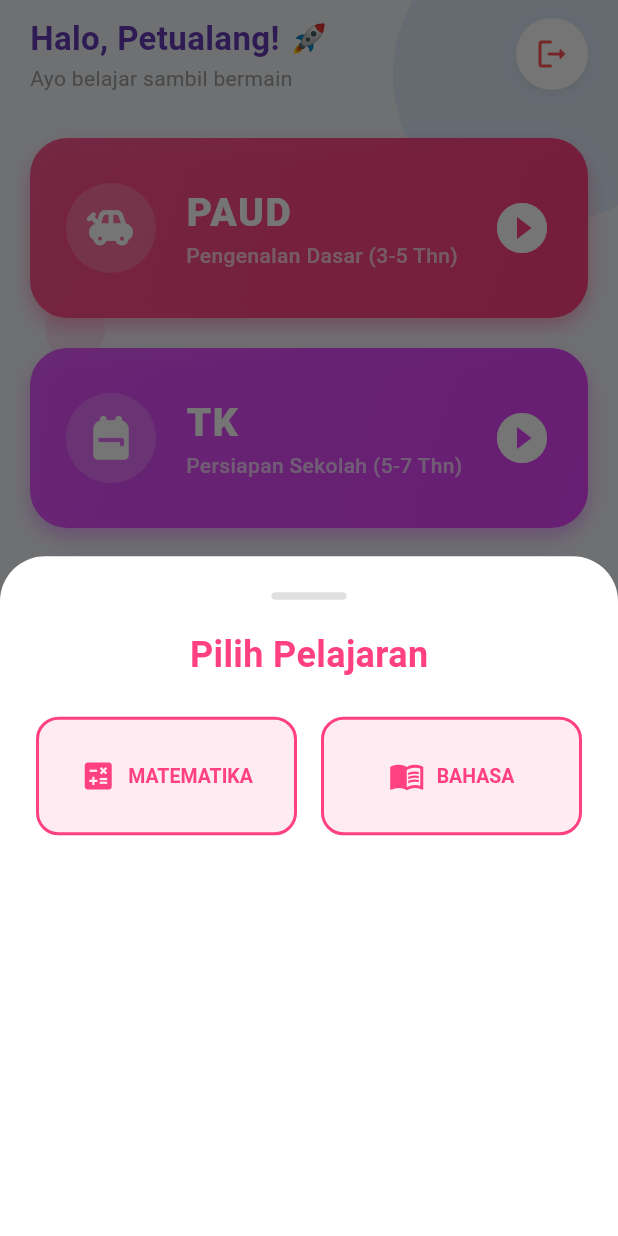
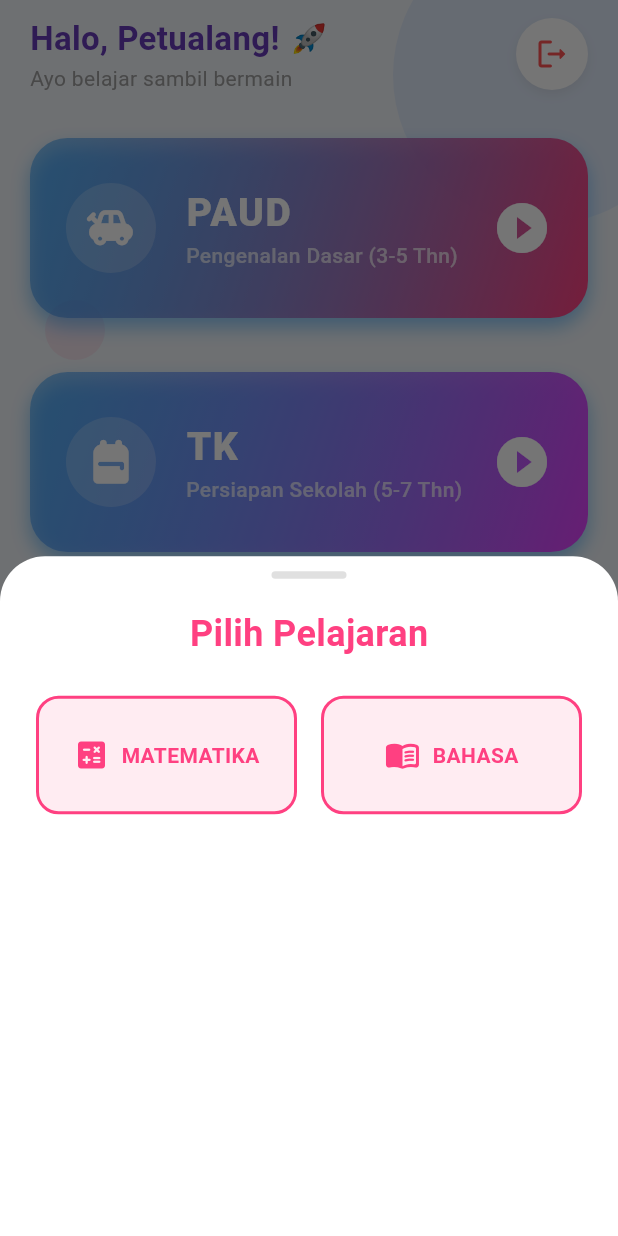
Before and after one commit to pejuangsejati22-cmd/anak_pintar, a Flutter app: the HomeScreen screen opened directly, after a tap on "PAUD", on a phone screen of 412 x 824 dp. Run offline on Flutter 3.47's test engine with Material 3 defaults, Android fonts, the phone set to English and light mode, and no system bars; our stand-ins replace sqflite; accounts and stored records are empty; Roboto replaces fonts that are missing (Arial Rounded MT Bold).

Commit message:
add file

```diff
--- a/lib/screens/home_screen.dart
+++ b/lib/screens/home_screen.dart
@@ -1,6 +1,6 @@
 import 'package:flutter/material.dart';
 import '../services/mock_auth_service.dart';
-import '../data/question_bank.dart'; // Pastikan nama file ini sesuai (question_data.dart)
+import '../data/question_bank.dart';
 import '../models/question_model.dart';
 import '../widgets/level_card.dart';
 import 'quiz_screen.dart';
@@ -9,10 +9,36 @@ import 'login_screen.dart';
 class HomeScreen extends StatelessWidget {
   const HomeScreen({super.key});
 
+  // --- DATA LEVEL (Konfigurasi Menu) ---
+  final List<Map<String, dynamic>> _levels = const [
+    {
+      'title': "PAUD",
+      'subtitle': "Pengenalan Dasar (3-5 Thn)",
+      'level': Level.paud,
+      'color': Colors.pinkAccent,
+      'icon': Icons.toys_rounded,
+    },
+    {
+      'title': "TK",
+      'subtitle': "Persiapan Sekolah (5-7 Thn)",
+      'level': Level.tk,
+      'color': Colors.purpleAccent,
+      'icon': Icons.backpack_rounded,
+    },
+    {
+      'title': "SD / MI",
+      'subtitle': "Sekolah Dasar (7-12 Thn)",
+      'level': Level.sd,
+      'color': Colors.blueAccent,
+      'icon': Icons.school_rounded,
+    },
+  ];
+
   // --- LOGIKA LOGOUT ---
   void _handleLogout(BuildContext context) {
     showDialog(
       context: context,
+      barrierDismissible: false,
       builder: (ctx) => AlertDialog(
         shape: RoundedRectangleBorder(borderRadius: BorderRadius.circular(20)),
         title: const Column(
@@ -28,11 +54,10 @@ class HomeScreen extends StatelessWidget {
         ),
         actionsAlignment: MainAxisAlignment.center,
         actions: [
-          // Tombol Batal
           ElevatedButton(
             onPressed: () => Navigator.pop(ctx),
             style: ElevatedButton.styleFrom(
-              backgroundColor: Colors.grey[300],
+              backgroundColor: Colors.grey[200],
               foregroundColor: Colors.black87,
               elevation: 0,
               shape: RoundedRectangleBorder(borderRadius: BorderRadius.circular(10)),
@@ -40,23 +65,20 @@ class HomeScreen extends StatelessWidget {
             child: const Text("Tidak"),
           ),
           const SizedBox(width: 10),
-          // Tombol Ya (Logout)
           ElevatedButton(
             onPressed: () {
-              Navigator.pop(ctx); // Tutup Dialog
-
-              // 1. Panggil Service Logout
+              Navigator.pop(ctx);
               MockAuthService.logout();
-
-              // 2. Kembali ke Login Screen & Hapus semua riwayat halaman sebelumnya
               Navigator.pushAndRemoveUntil(
                 context,
                 MaterialPageRoute(builder: (context) => const LoginScreen()),
-                (route) => false, // Syarat: Hapus semua rute
+                (route) => false,
               );
             },
             style: ElevatedButton.styleFrom(
               backgroundColor: Colors.redAccent,
+              foregroundColor: Colors.white,
+              elevation: 2,
               shape: RoundedRectangleBorder(borderRadius: BorderRadius.circular(10)),
             ),
             child: const Text("Ya, Keluar"),
@@ -69,96 +91,36 @@ class HomeScreen extends StatelessWidget {
   @override
   Widget build(BuildContext context) {
     return Scaffold(
-      // Stack untuk menumpuk background dekorasi dengan konten
       body: Stack(
         children: [
-          _buildBackground(), // 1. Background Dekoratif
+          const _BuildBackground(),
           SafeArea(
             child: Column(
               crossAxisAlignment: CrossAxisAlignment.stretch,
               children: [
-                // --- HEADER & APPBAR ---
-                Padding(
-                  padding: const EdgeInsets.symmetric(horizontal: 20, vertical: 10),
-                  child: Row(
-                    mainAxisAlignment: MainAxisAlignment.spaceBetween,
-                    children: [
-                      // Kolom Teks Sapaan
-                      Column(
-                        crossAxisAlignment: CrossAxisAlignment.start,
-                        children: [
-                          Text(
-                            "Halo, ${MockAuthService.userName}! 🚀",
-                            style: const TextStyle(
-                              fontSize: 22,
-                              fontWeight: FontWeight.bold,
-                              color: Colors.deepPurple,
-                              fontFamily: 'Arial Rounded MT Bold',
-                            ),
-                          ),
-                          const Text(
-                            "Ayo belajar sambil bermain",
-                            style: TextStyle(fontSize: 14, color: Colors.grey),
-                          ),
-                        ],
-                      ),
-
-                      // TOMBOL LOGOUT (ICON)
-                      Container(
-                        decoration: BoxDecoration(
-                          color: Colors.white,
-                          shape: BoxShape.circle,
-                          boxShadow: [
-                            BoxShadow(
-                              color: Colors.grey.withOpacity(0.2),
-                              blurRadius: 5,
-                              offset: const Offset(0, 3),
-                            )
-                          ]
-                        ),
-                        child: IconButton(
-                          icon: const Icon(Icons.logout_rounded, color: Colors.redAccent),
-                          tooltip: "Keluar Akun",
-                          onPressed: () => _handleLogout(context),
-                        ),
-                      ),
-                    ],
-                  ),
-                ),
-
+                _buildHeader(context),
                 const SizedBox(height: 10),
 
-                // List Level (PAUD, TK, SD)
+                // --- LIST LEVEL ---
                 Expanded(
-                  child: ListView(
+                  child: ListView.separated(
                     padding: const EdgeInsets.symmetric(horizontal: 20, vertical: 10),
-                    children: [
-                      LevelCard(
-                        title: "PAUD",
-                        subtitle: "Pengenalan Dasar (3-5 Thn)",
-                        color: Colors.pinkAccent,
-                        icon: Icons.toys_rounded,
-                        onTap: () => _showSubjectSelector(context, Level.paud, Colors.pinkAccent),
+                    itemCount: _levels.length,
+                    separatorBuilder: (ctx, index) => const SizedBox(height: 16),
+                    itemBuilder: (context, index) {
+                      final data = _levels[index];
+                      return LevelCard(
+                        title: data['title'],
+                        subtitle: data['subtitle'],
+                        color: data['color'],
+                        icon: data['icon'],
+                        onTap: () => _showSubjectSelector(
+                          context,
+                          data['level'],
+                          data['color']
                         ),
-
-                      LevelCard(
-                        title: "TK",
-                        subtitle: "Persiapan Sekolah (5-7 Thn)",
-                        color: Colors.purpleAccent,
-                        icon: Icons.backpack_rounded,
-                        onTap: () => _showSubjectSelector(context, Level.tk, Colors.purpleAccent),
-                      ),
-
-                      LevelCard(
-                        title: "SD / MI",
-                        subtitle: "Sekolah Dasar (7-12 Thn)",
-                        color: Colors.blueAccent,
-                        icon: Icons.school_rounded,
-                        onTap: () => _showSubjectSelector(context, Level.sd, Colors.blueAccent),
-                      ),
-
-                      const SizedBox(height: 20),
-                    ],
+                      );
+                    },
                   ),
                 ),
               ],
@@ -169,32 +131,62 @@ class HomeScreen extends StatelessWidget {
     );
   }
 
-  // Widget Background Bubble
-  Widget _buildBackground() {
-    return Container(
-      color: const Color(0xFFF0F4F8),
-      child: Stack(
+  // Header Widget
+  Widget _buildHeader(BuildContext context) {
+    return Padding(
+      padding: const EdgeInsets.symmetric(horizontal: 20, vertical: 10),
+      child: Row(
+        mainAxisAlignment: MainAxisAlignment.spaceBetween,
         children: [
-          Positioned(
-            top: -50, right: -50,
-            child: CircleAvatar(radius: 100, backgroundColor: Colors.blueAccent.withOpacity(0.1)),
+          Expanded(
+            child: Column(
+              crossAxisAlignment: CrossAxisAlignment.start,
+              children: [
+                Text(
+                  "Halo, ${MockAuthService.userName}! 🚀",
+                  style: const TextStyle(
+                    fontSize: 22,
+                    fontWeight: FontWeight.bold,
+                    color: Colors.deepPurple,
+                    fontFamily: 'Arial Rounded MT Bold',
+                    fontFamilyFallback: ['Roboto', 'sans-serif'],
                   ),
-          Positioned(
-            bottom: -50, left: -50,
-            child: CircleAvatar(radius: 100, backgroundColor: Colors.orangeAccent.withOpacity(0.1)),
+                  overflow: TextOverflow.ellipsis,
                 ),
-          Positioned(
-            top: 200, left: 30,
-            child: CircleAvatar(radius: 20, backgroundColor: Colors.pinkAccent.withOpacity(0.1)),
+                const Text(
+                  "Ayo belajar sambil bermain",
+                  style: TextStyle(fontSize: 14, color: Colors.grey),
+                ),
+              ],
+            ),
+          ),
+          Container(
+            margin: const EdgeInsets.only(left: 10),
+            decoration: BoxDecoration(
+              color: Colors.white,
+              shape: BoxShape.circle,
+              boxShadow: [
+                BoxShadow(
+                  // PERBAIKAN: Menggunakan withValues
+                  color: Colors.grey.withValues(alpha: 0.2),
+                  blurRadius: 5,
+                  offset: const Offset(0, 3),
+                )
+              ],
+            ),
+            child: IconButton(
+              icon: const Icon(Icons.logout_rounded, color: Colors.redAccent),
+              tooltip: "Keluar Akun",
+              onPressed: () => _handleLogout(context),
+            ),
           ),
         ],
       ),
     );
   }
 
-  // Logic Memilih Pelajaran (MODAL BOTTOM SHEET)
+  // Logic Memilih Pelajaran
   void _showSubjectSelector(BuildContext context, Level level, Color color) {
-    // Filter mata pelajaran yang tersedia untuk level ini
     final availableSubjects = questionBank
         .where((q) => q.level == level)
         .map((q) => q.subject)
@@ -206,20 +198,22 @@ class HomeScreen extends StatelessWidget {
       backgroundColor: Colors.transparent,
       isScrollControlled: true,
       builder: (ctx) => Container(
-        height: MediaQuery.of(context).size.height * 0.55, // Tinggi modal
+        height: MediaQuery.of(context).size.height * 0.55,
         decoration: const BoxDecoration(
           color: Colors.white,
           borderRadius: BorderRadius.vertical(top: Radius.circular(30)),
         ),
-        padding: const EdgeInsets.all(24),
+        padding: const EdgeInsets.fromLTRB(24, 10, 24, 24),
         child: Column(
           children: [
-            // Garis Handle kecil di atas
             Container(
               width: 50, height: 5,
-              decoration: BoxDecoration(color: Colors.grey[300], borderRadius: BorderRadius.circular(10)),
+              margin: const EdgeInsets.only(bottom: 20),
+              decoration: BoxDecoration(
+                color: Colors.grey[300],
+                borderRadius: BorderRadius.circular(10)
               ),
-            const SizedBox(height: 20),
+            ),
 
             Text(
               "Pilih Pelajaran",
@@ -229,13 +223,20 @@ class HomeScreen extends StatelessWidget {
 
             Expanded(
               child: availableSubjects.isEmpty
-              ? const Center(child: Text("Belum ada soal untuk kategori ini."))
+              ? Column(
+                  mainAxisAlignment: MainAxisAlignment.center,
+                  children: [
+                    Icon(Icons.folder_off_rounded, size: 50, color: Colors.grey[300]),
+                    const SizedBox(height: 10),
+                    const Text("Belum ada soal tersedia.", style: TextStyle(color: Colors.grey)),
+                  ],
+                )
               : GridView.builder(
                   gridDelegate: const SliverGridDelegateWithFixedCrossAxisCount(
-                    crossAxisCount: 2, // 2 Tombol per baris
+                    crossAxisCount: 2,
                     crossAxisSpacing: 16,
                     mainAxisSpacing: 16,
-                    childAspectRatio: 2.2, // Perbandingan lebar:tinggi tombol
+                    childAspectRatio: 2.2,
                   ),
                   itemCount: availableSubjects.length,
                   itemBuilder: (context, index) {
@@ -249,67 +250,109 @@ class HomeScreen extends StatelessWidget {
     );
   }
 
-  // Tombol Subject (Matematika, dll)
+  // Tombol Subject
   Widget _buildSubjectButton(BuildContext context, Subject subject, Level level, Color color) {
     String label = subject.name.toUpperCase();
-    IconData icon;
 
-    // Tentukan Ikon berdasarkan Mapel
-    switch (subject) {
-      case Subject.matematika: icon = Icons.calculate; break;
-      case Subject.bahasa: icon = Icons.menu_book; break;
-      case Subject.ipa: icon = Icons.science; break;
-      case Subject.ips: icon = Icons.public; break;
-      default: icon = Icons.star;
+    final iconMap = {
+      Subject.matematika: Icons.calculate_rounded,
+      Subject.bahasa: Icons.menu_book_rounded,
+      Subject.ipa: Icons.science_rounded,
+      Subject.ips: Icons.public_rounded,
+    };
+
+    IconData icon = iconMap[subject] ?? Icons.star_rounded;
+
+    return Material(
+      color: Colors.transparent,
+      child: InkWell(
+        onTap: () {
+          Navigator.pop(context);
+          _navigateToQuiz(context, level, subject, label);
+        },
+        borderRadius: BorderRadius.circular(15),
+        // PERBAIKAN: Menggunakan withValues
+        splashColor: color.withValues(alpha: 0.3),
+        child: Container(
+          decoration: BoxDecoration(
+            // PERBAIKAN: Menggunakan withValues
+            color: color.withValues(alpha: 0.1),
+            borderRadius: BorderRadius.circular(15),
+            border: Border.all(color: color, width: 2),
+          ),
+          padding: const EdgeInsets.symmetric(horizontal: 10),
+          child: Row(
+            mainAxisAlignment: MainAxisAlignment.center,
+            children: [
+              Icon(icon, size: 24, color: color),
+              const SizedBox(width: 8),
+              Flexible(
+                child: FittedBox(
+                  fit: BoxFit.scaleDown,
+                  child: Text(
+                    label,
+                    style: TextStyle(
+                      fontWeight: FontWeight.bold,
+                      fontSize: 14,
+                      color: color
+                    ),
+                  ),
+                ),
+              ),
+            ],
+          ),
+        ),
+      ),
+    );
   }
 
-    return ElevatedButton(
-      style: ElevatedButton.styleFrom(
-        backgroundColor: color.withOpacity(0.1), // Background transparan pudar
-        foregroundColor: color, // Warna Teks & Icon
-        elevation: 0,
-        side: BorderSide(color: color, width: 2), // Garis pinggir
-        shape: RoundedRectangleBorder(borderRadius: BorderRadius.circular(15)),
-        padding: const EdgeInsets.symmetric(horizontal: 10),
-      ),
-      onPressed: () {
-        Navigator.pop(context); // Tutup Modal dulu
-
-        // 1. Filter Soal sesuai Level & Mapel yang dipilih
+  void _navigateToQuiz(BuildContext context, Level level, Subject subject, String title) {
     final filteredQuestions = questionBank.where((q) {
       return q.level == level && q.subject == subject;
     }).toList();
 
-        // 2. Validasi apakah soal ada
     if (filteredQuestions.isEmpty) {
       ScaffoldMessenger.of(context).showSnackBar(
-            const SnackBar(content: Text("Soal belum tersedia untuk saat ini.")),
+        const SnackBar(content: Text("Soal sedang dalam perbaikan/update.")),
       );
     } else {
-          // 3. Navigasi ke QuizScreen
       Navigator.push(
         context,
         MaterialPageRoute(
           builder: (context) => QuizScreen(
             questions: filteredQuestions,
-                categoryName: label, // Kirim Nama Mapel untuk judul
+            categoryName: title,
           ),
         ),
       );
     }
-      },
-      child: Row(
-        mainAxisAlignment: MainAxisAlignment.center,
+  }
+}
+
+// --- WIDGET BACKGROUND ---
+class _BuildBackground extends StatelessWidget {
+  const _BuildBackground();
+
+  @override
+  Widget build(BuildContext context) {
+    return Container(
+      color: const Color(0xFFF0F4F8),
+      child: Stack(
         children: [
-          Icon(icon, size: 24),
-          const SizedBox(width: 8),
-          Flexible(
-            child: Text(
-              label,
-              style: const TextStyle(fontWeight: FontWeight.bold, fontSize: 13),
-              overflow: TextOverflow.ellipsis,
-              maxLines: 1,
+          Positioned(
+            top: -50, right: -50,
+            // PERBAIKAN: Menggunakan withValues
+            child: CircleAvatar(radius: 100, backgroundColor: Colors.blueAccent.withValues(alpha: 0.1)),
           ),
+          Positioned(
+            bottom: -50, left: -50,
+            // PERBAIKAN: Typo (0.) diperbaiki jadi 0.1 dan menggunakan withValues
+            child: CircleAvatar(radius: 100, backgroundColor: Colors.orangeAccent.withValues(alpha: 0.1)),
+          ),
+          Positioned(
+            top: 200, left: 30,
+            // PERBAIKAN: Menggunakan withValues
+            child: CircleAvatar(radius: 20, backgroundColor: Colors.pinkAccent.withValues(alpha: 0.1)),
           ),
         ],
       ),
--- a/lib/widgets/level_card.dart
+++ b/lib/widgets/level_card.dart
@@ -25,7 +25,8 @@ class LevelCard extends StatelessWidget {
         borderRadius: BorderRadius.circular(25),
         boxShadow: [
           BoxShadow(
-            color: color.withOpacity(0.4), // Bayangan berwarna sesuai kartu
+            // Sudah benar menggunakan withValues
+            color: Colors.blue.withValues(alpha: 0.5),
             blurRadius: 10,
             offset: const Offset(0, 6),
           ),
@@ -41,7 +42,8 @@ class LevelCard extends StatelessWidget {
             decoration: BoxDecoration(
               borderRadius: BorderRadius.circular(25),
               gradient: LinearGradient(
-                colors: [color.withOpacity(0.85), color],
+                // Sudah benar menggunakan withValues
+                colors: [Colors.blue.withValues(alpha: 0.5), color],
                 begin: Alignment.topLeft,
                 end: Alignment.bottomRight,
               ),
@@ -55,7 +57,8 @@ class LevelCard extends StatelessWidget {
                     width: 60,
                     height: 60,
                     decoration: BoxDecoration(
-                      color: Colors.white.withOpacity(0.2), // Putih transparan
+                      // PERBAIKAN: Mengganti withOpacity menjadi withValues
+                      color: Colors.white.withValues(alpha: 0.2),
                       shape: BoxShape.circle,
                     ),
                     child: Icon(icon, size: 35, color: Colors.white),
@@ -76,6 +79,8 @@ class LevelCard extends StatelessWidget {
                             fontWeight: FontWeight.w900,
                             color: Colors.white, // Teks Putih agar kontras
                             fontFamily: 'Arial Rounded MT Bold', // Font bulat
+                            // Tambahan: Fallback font agar aman
+                            fontFamilyFallback: ['Roboto', 'sans-serif'],
                             letterSpacing: 1.0,
                           ),
                           maxLines: 1,
```
Also changed, not shown: lib/screens/login_screen.dart (+20 -13 lines), lib/screens/quiz_screen.dart (+36 -8 lines), lib/screens/result_screen.dart (+17 -7 lines), lib/screens/signup_screen.dart (+12 -7 lines), lib/widgets/menu_button.dart (+8 -3 lines), pubspec.lock. Lines whose indentation alone changed are shown as unchanged.
